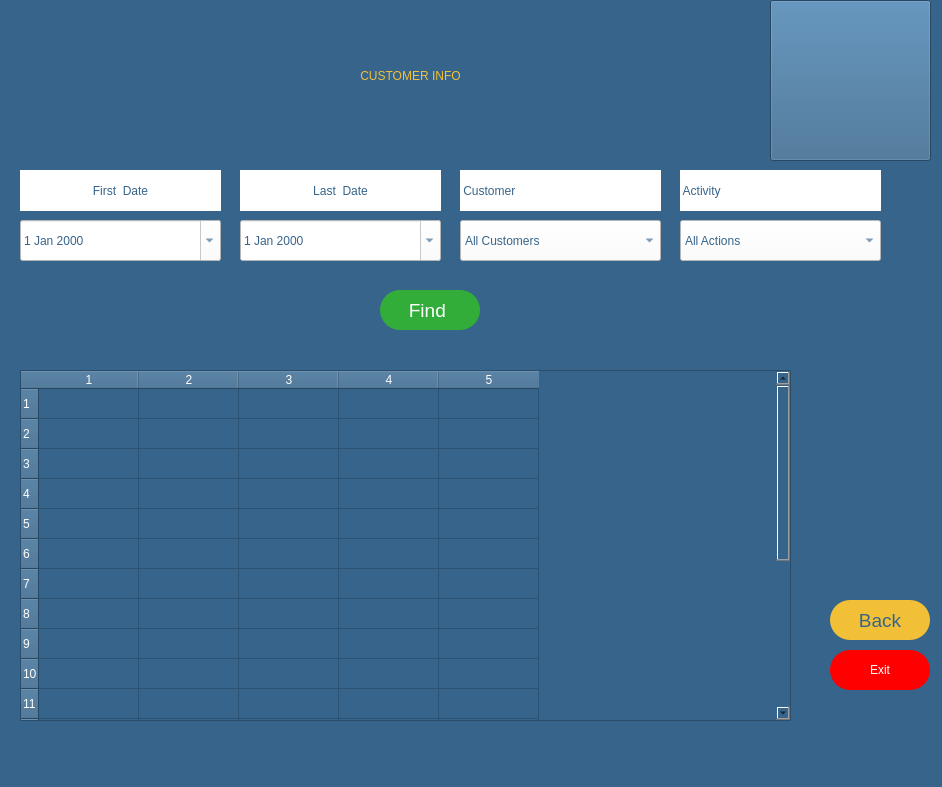
Old version of the form customerinfopage.ui in the repository melihorhanyilmaz/Project.
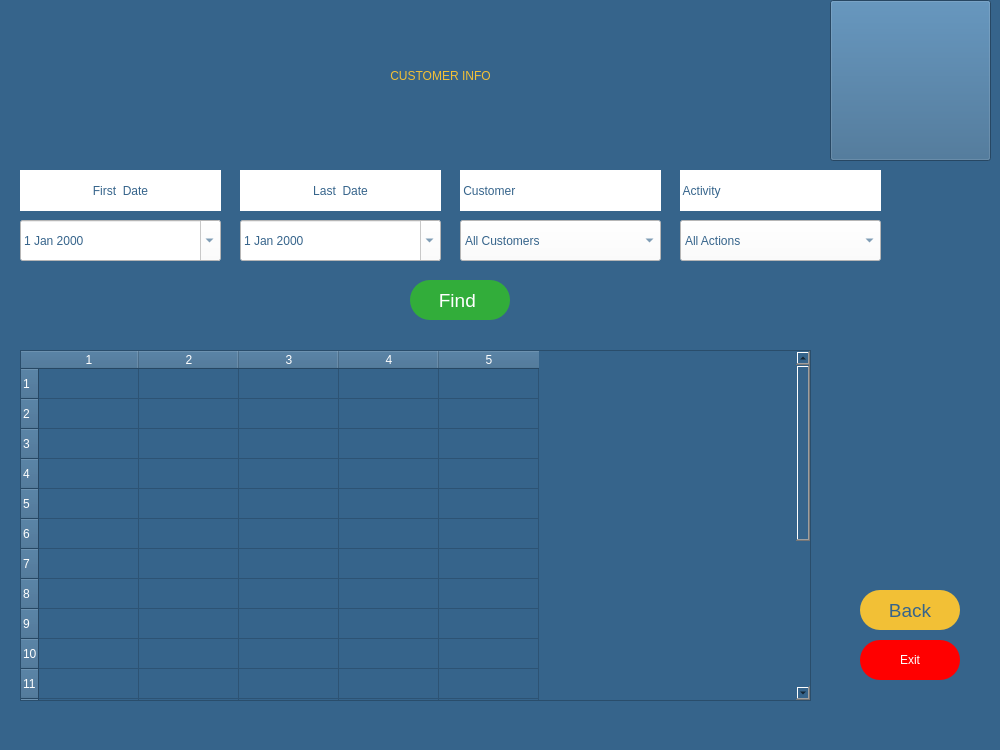
New version of the form. Icons and pictures are not drawn.

What changed in the file:
```diff
--- a/customerinfopage.ui
+++ b/customerinfopage.ui
@@ -6,8 +6,8 @@
    <rect>
     <x>0</x>
     <y>0</y>
-    <width>942</width>
-    <height>787</height>
+    <width>1000</width>
+    <height>750</height>
    </rect>
   </property>
   <property name="windowTitle">
@@ -45,8 +45,8 @@
     <property name="geometry">
      <rect>
       <x>20</x>
-      <y>370</y>
-      <width>771</width>
+      <y>350</y>
+      <width>791</width>
       <height>351</height>
      </rect>
     </property>
@@ -92,8 +92,8 @@
    <widget class="QPushButton" name="B_exit">
     <property name="geometry">
      <rect>
-      <x>830</x>
-      <y>650</y>
+      <x>860</x>
+      <y>640</y>
       <width>100</width>
       <height>40</height>
      </rect>
@@ -133,7 +133,7 @@
    <widget class="QLabel" name="la_title">
     <property name="geometry">
      <rect>
-      <x>160</x>
+      <x>190</x>
       <y>60</y>
       <width>501</width>
       <height>31</height>
@@ -171,8 +171,8 @@
    <widget class="QPushButton" name="B_back">
     <property name="geometry">
      <rect>
-      <x>830</x>
-      <y>600</y>
+      <x>860</x>
+      <y>590</y>
       <width>100</width>
       <height>40</height>
      </rect>
@@ -259,8 +259,8 @@
    <widget class="QPushButton" name="B_find_day">
     <property name="geometry">
      <rect>
-      <x>380</x>
-      <y>290</y>
+      <x>410</x>
+      <y>280</y>
       <width>100</width>
       <height>40</height>
      </rect>
@@ -341,7 +341,7 @@
    <widget class="QPushButton" name="pushButton">
     <property name="geometry">
      <rect>
-      <x>770</x>
+      <x>830</x>
       <y>0</y>
       <width>161</width>
       <height>161</height>
```
Left out of the diff: 4 changed lines with no effect on the pictures.
